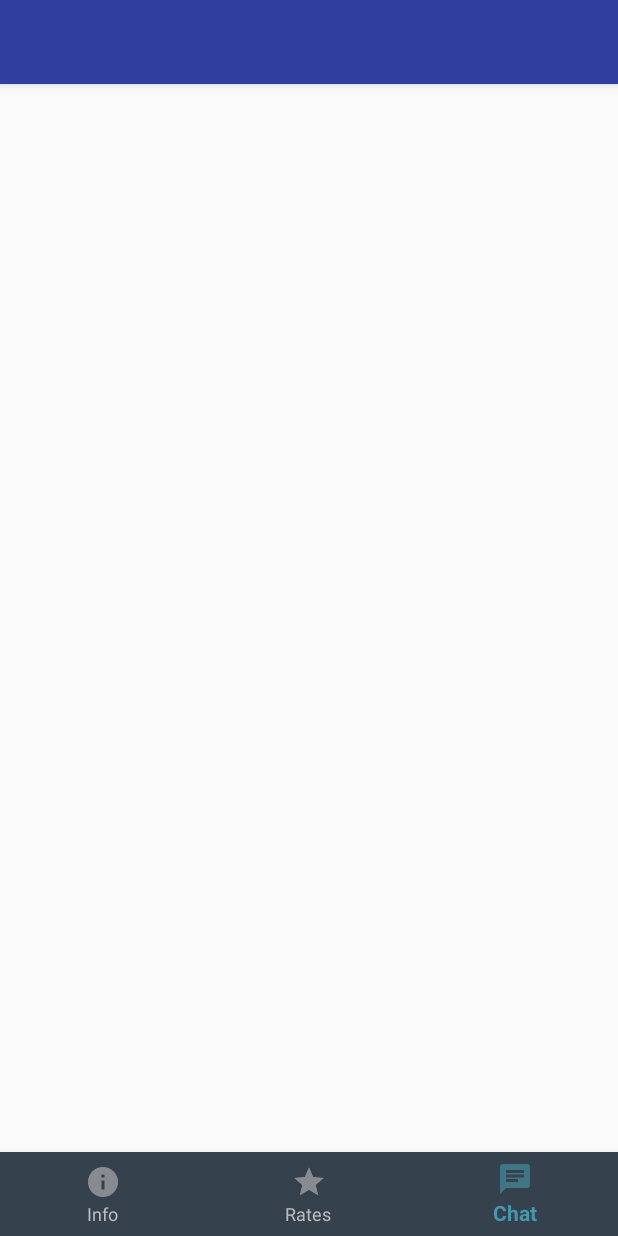
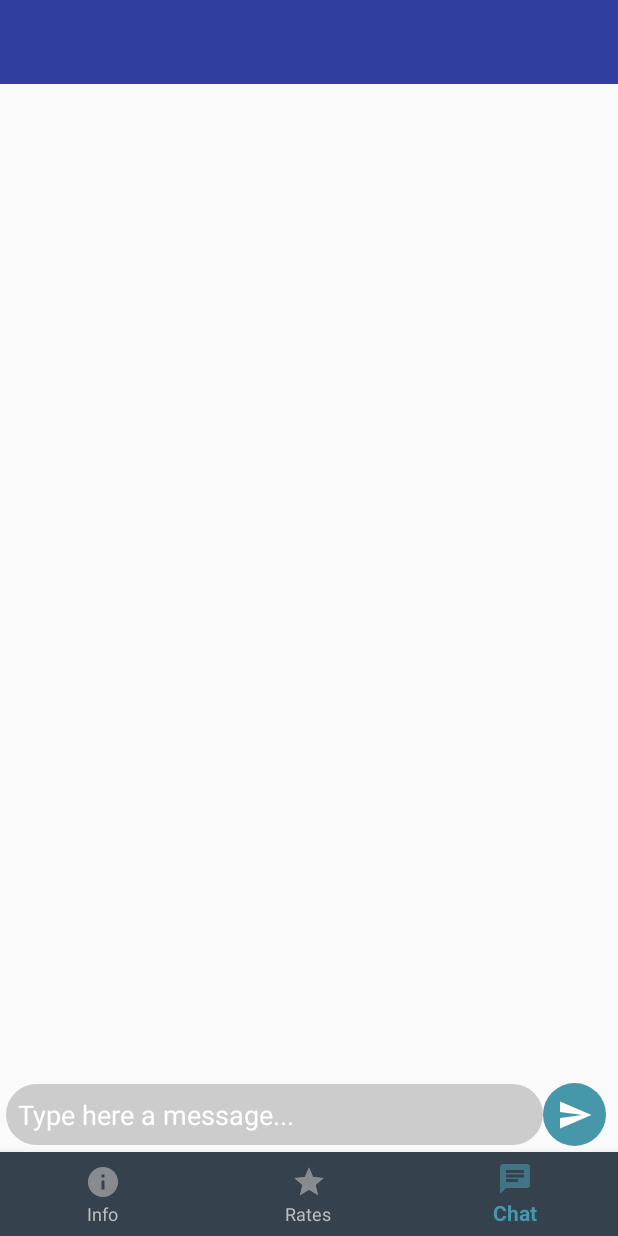
Before and after one commit to charlye917/Chat, an Android app: the screen it shows after launch once a user with an empty profile is signed in (MainActivity), item 3 of the bottom bar chosen, on a phone screen of 412 x 824 dp. Run offline under Robolectric (Android 15) with nearby library versions, the phone set to English and light mode, and no system bars; our stand-ins replace Firebase (no records; nobody signed in at launch, a user with empty details on screens opened directly).

Commit message:
se agrego pager adapter y se termino vista pantalla chat

```diff
--- a/app/src/main/java/com/charlye934/chat/MainActivity.kt
+++ b/app/src/main/java/com/charlye934/chat/MainActivity.kt
@@ -2,6 +2,7 @@ package com.charlye934.chat
 
 import androidx.appcompat.app.AppCompatActivity
 import android.os.Bundle
+import android.view.Menu
 import android.view.MenuItem
 import androidx.core.view.get
 import androidx.viewpager.widget.ViewPager
@@ -58,7 +59,7 @@ class MainActivity : AppCompatActivity() {
     }
 
     private fun setUpBottomNavigationBar(){
-        binding.bottomNavigation.setOnNavigationItemReselectedListener {
+        binding.bottomNavigation.setOnNavigationItemSelectedListener {
             when(it.itemId){
                 R.id.bottom_nav_info ->{
                     binding.viewPager.currentItem = 0
@@ -76,4 +77,9 @@ class MainActivity : AppCompatActivity() {
             }
         }
     }
+
+    override fun onCreateOptionsMenu(menu: Menu?): Boolean {
+        menuInflater.inflate(R.menu.bottom_navigation_menu, menu)
+        return super.onCreateOptionsMenu(menu)
+    }
 }
--- a/app/src/main/java/com/charlye934/chat/fragment/ChatFragment.kt
+++ b/app/src/main/java/com/charlye934/chat/fragment/ChatFragment.kt
@@ -9,15 +9,12 @@ import com.example.chat.R
 
 class ChatFragment : Fragment() {
 
-    override fun onCreate(savedInstanceState: Bundle?) {
-        super.onCreate(savedInstanceState)
-
+    override fun onCreateView(inflater: LayoutInflater, container: ViewGroup?, savedInstanceState: Bundle?): View? {
+        return inflater.inflate(R.layout.fragment_chat, container, false)
     }
 
-    override fun onCreateView(inflater: LayoutInflater, container: ViewGroup?,
-                              savedInstanceState: Bundle?): View? {
-        // Inflate the layout for this fragment
-        return inflater.inflate(R.layout.fragment_chat, container, false)
+    override fun onViewCreated(view: View, savedInstanceState: Bundle?) {
+        super.onViewCreated(view, savedInstanceState)
     }
 
     companion object {
--- /dev/null
+++ b/app/src/main/res/drawable/button_chat_send.xml
@@ -0,0 +1,5 @@
+<?xml version="1.0" encoding="utf-8"?>
+<shape xmlns:android="http://schemas.android.com/apk/res/android"
+       android:shape="oval">
+    <solid android:color="@color/colorAccent"/>
+</shape>
--- /dev/null
+++ b/app/src/main/res/drawable/edittext_chat.xml
@@ -0,0 +1,6 @@
+<?xml version="1.0" encoding="utf-8"?>
+<shape xmlns:android="http://schemas.android.com/apk/res/android"
+    android:shape="rectangle">
+    <solid android:color="@color/colorChatBg" />
+    <corners android:radius="25dp" />
+</shape>
--- /dev/null
+++ b/app/src/main/res/drawable/ic_send.xml
@@ -0,0 +1,9 @@
+<vector xmlns:android="http://schemas.android.com/apk/res/android"
+        android:width="24dp"
+        android:height="24dp"
+        android:viewportWidth="24.0"
+        android:viewportHeight="24.0">
+    <path
+        android:fillColor="#FF000000"
+        android:pathData="M2.01,21L23,12 2.01,3 2,10l15,2 -15,2z"/>
+</vector>
--- a/app/src/main/res/layout/activity_main.xml
+++ b/app/src/main/res/layout/activity_main.xml
@@ -9,7 +9,7 @@
 
     <include
         android:id="@+id/toolbarView"
-        layout="@layout/toolbar_generic"/>
+        layout="@layout/toolbar_generic" />
 
     <com.google.android.material.bottomnavigation.BottomNavigationView
         android:id="@+id/bottomNavigation"
--- a/app/src/main/res/layout/fragment_chat.xml
+++ b/app/src/main/res/layout/fragment_chat.xml
@@ -1,13 +1,62 @@
-<FrameLayout xmlns:android="http://schemas.android.com/apk/res/android"
+<androidx.constraintlayout.widget.ConstraintLayout xmlns:android="http://schemas.android.com/apk/res/android"
+    xmlns:app="http://schemas.android.com/apk/res-auto"
     xmlns:tools="http://schemas.android.com/tools"
     android:layout_width="match_parent"
     android:layout_height="match_parent"
     tools:context="com.charlye934.chat.fragment.ChatFragment">
 
-    <!-- TODO: Update blank fragment layout -->
-    <TextView
-        android:layout_width="match_parent"
-        android:layout_height="match_parent"
-        android:text="@string/hello_blank_fragment" />
+    <androidx.recyclerview.widget.RecyclerView
+        android:id="@+id/recyclerVew"
+        android:layout_width="0dp"
+        android:layout_height="0dp"
+        android:scrollbars="vertical"
+        app:layout_constraintBottom_toTopOf="@+id/layout"
+        app:layout_constraintEnd_toEndOf="parent"
+        app:layout_constraintHorizontal_bias="0.0"
+        app:layout_constraintStart_toStartOf="parent"
+        app:layout_constraintTop_toTopOf="parent" />
 
-</FrameLayout>
+    <androidx.constraintlayout.widget.ConstraintLayout
+        android:id="@+id/layout"
+        android:layout_width="0dp"
+        android:layout_height="wrap_content"
+        android:layout_marginEnd="4dp"
+        android:layout_marginStart="4dp"
+        app:layout_constraintBottom_toBottomOf="parent"
+        app:layout_constraintEnd_toEndOf="parent"
+        app:layout_constraintStart_toStartOf="parent">
+
+        <EditText
+            android:id="@+id/etMessage"
+            android:layout_width="0dp"
+            android:layout_height="wrap_content"
+            android:background="@drawable/edittext_chat"
+            android:ems="10"
+            android:hint="Type here a message..."
+            android:inputType="textMultiLine"
+            android:padding="8dp"
+            android:textColor="@color/colorTextBlack"
+            android:textColorHint="@color/colorPrimaryText"
+            app:layout_constraintBottom_toBottomOf="parent"
+            app:layout_constraintEnd_toStartOf="@+id/buttonSend"
+            app:layout_constraintStart_toStartOf="parent"
+            app:layout_constraintTop_toTopOf="parent" />
+
+        <ImageButton
+            android:id="@+id/buttonSend"
+            android:layout_width="42dp"
+            android:layout_height="42dp"
+            android:layout_marginBottom="4dp"
+            android:layout_marginEnd="4dp"
+            android:layout_marginTop="4dp"
+            android:background="@drawable/button_chat_send"
+            android:tint="@color/colorPrimaryText"
+            app:layout_constraintBottom_toBottomOf="parent"
+            app:layout_constraintEnd_toEndOf="parent"
+            app:layout_constraintTop_toTopOf="parent"
+            android:src="@drawable/ic_send"/>
+
+    </androidx.constraintlayout.widget.ConstraintLayout>
+
+
+</androidx.constraintlayout.widget.ConstraintLayout>
--- a/app/src/main/res/layout/toolbar_generic.xml
+++ b/app/src/main/res/layout/toolbar_generic.xml
@@ -1,7 +1,7 @@
 <?xml version="1.0" encoding="utf-8"?>
 <LinearLayout xmlns:android="http://schemas.android.com/apk/res/android"
     android:layout_width="match_parent"
-    android:layout_height="match_parent"
+    android:layout_height="wrap_content"
     xmlns:app="http://schemas.android.com/apk/res-auto"
     android:orientation="vertical">
 
```
